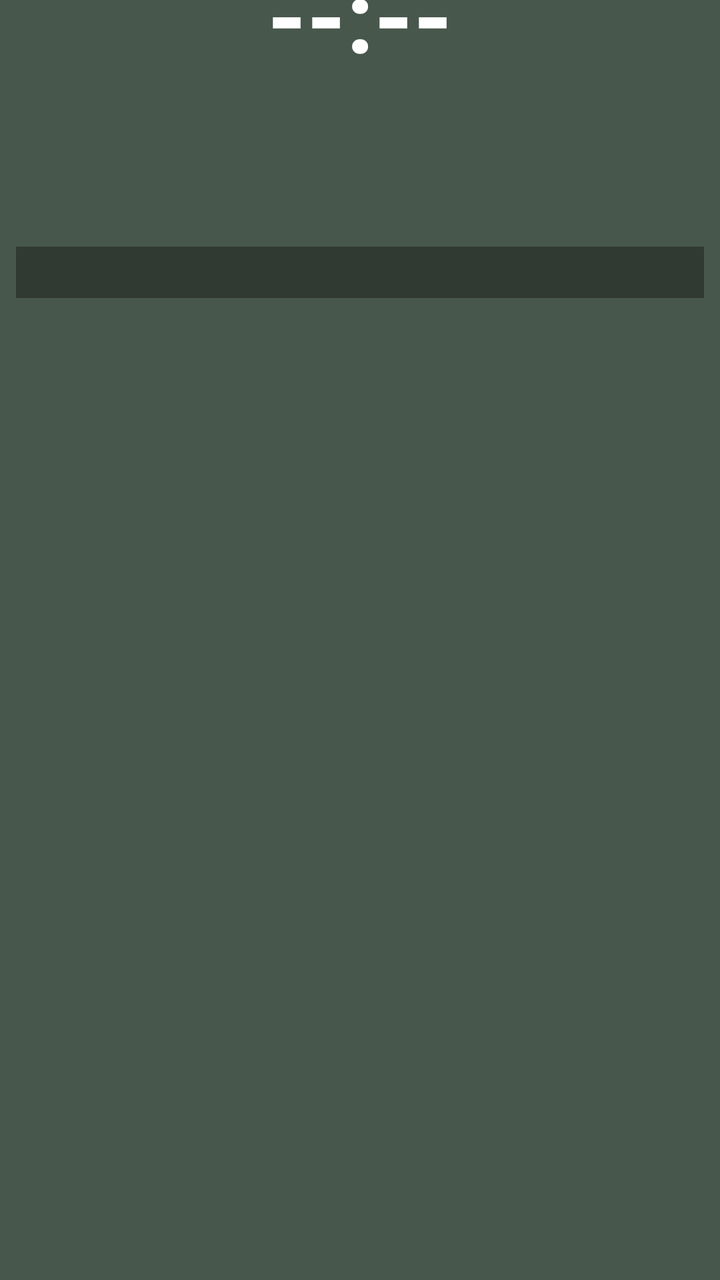
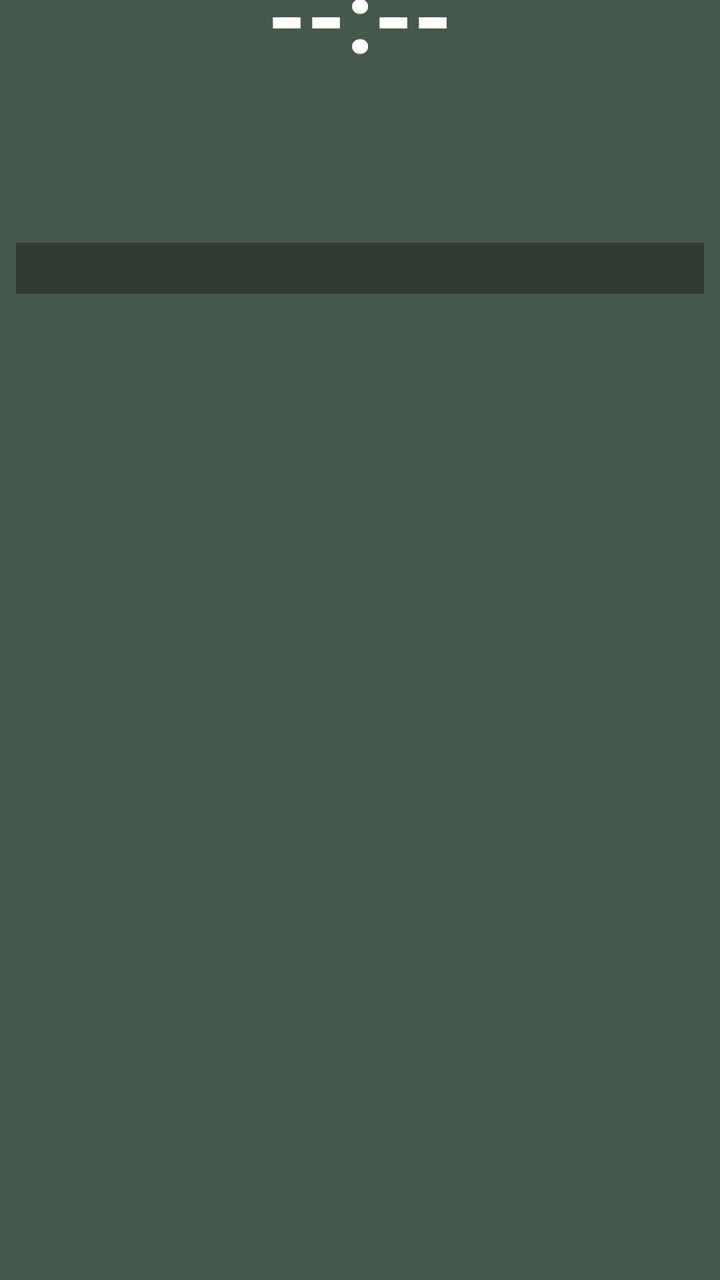

The first picture is an Android layout as it rendered before a commit; the second is the same layout after the commit. The layout source and the unified diff follow.
<!-- AndroidManifest.xml: fallback theme Theme.MaterialComponents.DayNight.NoActionBar -->
<!-- res/layout/prayer_widget_layout.xml -->
<?xml version="1.0" encoding="utf-8"?>
<LinearLayout xmlns:android="http://schemas.android.com/apk/res/android"
    android:layout_width="match_parent"
    android:layout_height="match_parent"
    android:orientation="vertical"
    android:background="@drawable/widget_background"
    android:paddingStart="8dp"
    android:paddingEnd="8dp"
    android:paddingTop="0dp"
    android:paddingBottom="8dp">

    
    <TextView
        android:id="@+id/widget_time"
        android:layout_width="match_parent"
        android:layout_height="wrap_content"
        android:layout_marginTop="-20dp"
        android:text="--:--"
        android:textColor="#FFFFFF"
        android:textSize="50sp"
        android:textStyle="bold"
        android:includeFontPadding="false"
        android:gravity="center" />

    
    <LinearLayout
        android:layout_width="match_parent"
        android:layout_height="wrap_content"
        android:layout_marginTop="-23dp"
        android:orientation="horizontal"
        android:gravity="center_vertical">

        <TextView
            android:id="@+id/widget_day"
            android:layout_width="0dp"
            android:layout_height="wrap_content"
            android:layout_weight="3"
            android:text=""
            android:textColor="#FFFFFF"
            android:textSize="25sp"
            android:textStyle="bold"
            android:includeFontPadding="false"
            android:singleLine="true"
            android:ellipsize="end" />

        <TextView
            android:id="@+id/widget_weather"
            android:layout_width="0dp"
            android:layout_height="wrap_content"
            android:layout_weight="4"
            android:text=""
            android:textColor="#80DEEA"
            android:textSize="13sp"
            android:textStyle="bold"
            android:gravity="end"
            android:singleLine="true"
            android:ellipsize="start" />

    </LinearLayout>

    
    <LinearLayout
        android:layout_width="match_parent"
        android:layout_height="wrap_content"
        android:layout_marginTop="-4dp"
        android:orientation="horizontal">

        
        <LinearLayout
            android:layout_width="0dp"
            android:layout_height="wrap_content"
            android:layout_weight="1"
            android:orientation="vertical">

            <TextView
                android:id="@+id/widget_gregorian"
                android:layout_width="wrap_content"
                android:layout_height="wrap_content"
                android:text=""
                android:textColor="#E0E0E0"
                android:textSize="16sp"
                android:textStyle="bold" />

            <TextView
                android:id="@+id/widget_hijri"
                android:layout_width="wrap_content"
                android:layout_height="wrap_content"
                android:layout_marginTop="3dp"
                android:text=""
                android:textColor="#FFD54F"
                android:textSize="15sp"
                android:textStyle="bold" />

            <TextView
                android:id="@+id/widget_bangla_date"
                android:layout_width="wrap_content"
                android:layout_height="wrap_content"
                android:layout_marginTop="3dp"
                android:text=""
                android:textColor="#80DEEA"
                android:textSize="15sp"
                android:textStyle="bold" />

        </LinearLayout>

        
        <LinearLayout
            android:layout_width="0dp"
            android:layout_height="wrap_content"
            android:layout_weight="1"
            android:orientation="vertical">

            <TextView
                android:id="@+id/widget_sunrise"
                android:layout_width="wrap_content"
                android:layout_height="wrap_content"
                android:text=""
                android:textColor="#FFD54F"
                android:textSize="14sp"
                android:textStyle="bold" />

            <TextView
                android:id="@+id/widget_sunset"
                android:layout_width="wrap_content"
                android:layout_height="wrap_content"
                android:layout_marginTop="2dp"
                android:text=""
                android:textColor="#FFD54F"
                android:textSize="14sp"
                android:textStyle="bold" />

            <TextView
                android:id="@+id/widget_sehri"
                android:layout_width="wrap_content"
                android:layout_height="wrap_content"
                android:layout_marginTop="2dp"
                android:text=""
                android:textColor="#00E676"
                android:textSize="14sp"
                android:textStyle="bold" />

            <TextView
                android:id="@+id/widget_iftar"
                android:layout_width="wrap_content"
                android:layout_height="wrap_content"
                android:layout_marginTop="2dp"
                android:text=""
                android:textColor="#00E676"
                android:textSize="14sp"
                android:textStyle="bold" />

        </LinearLayout>
    </LinearLayout>

    
    <TextView
        android:id="@+id/widget_alert"
        android:layout_width="match_parent"
        android:layout_height="wrap_content"
        android:layout_marginTop="-1dp"
        android:paddingTop="4dp"
        android:paddingBottom="4dp"
        android:paddingStart="4dp"
        android:paddingEnd="4dp"
        android:background="#55000000"
        android:text=""
        android:textColor="#FFD54F"
        android:textSize="13sp"
        android:textStyle="bold"
        android:gravity="start"
        android:maxLines="10"
        android:ellipsize="end" />

</LinearLayout>
<!-- resources referenced by this layout -->
<resources>
  <!-- drawable widget_background (drawable) -->
  <?xml version="1.0" encoding="utf-8"?>
  <shape xmlns:android="http://schemas.android.com/apk/res/android"
      android:shape="rectangle">
      <solid android:color="#CC1B2E1F" />
  </shape>
</resources>

<!-- the commit's change to res/layout/prayer_widget_layout.xml (unified diff, before → after) -->
@@ -157,7 +157,7 @@
         android:id="@+id/widget_alert"
         android:layout_width="match_parent"
         android:layout_height="wrap_content"
-        android:layout_marginTop="-1dp"
+        android:layout_marginTop="-3dp"
         android:paddingTop="4dp"
         android:paddingBottom="4dp"
         android:paddingStart="4dp"
